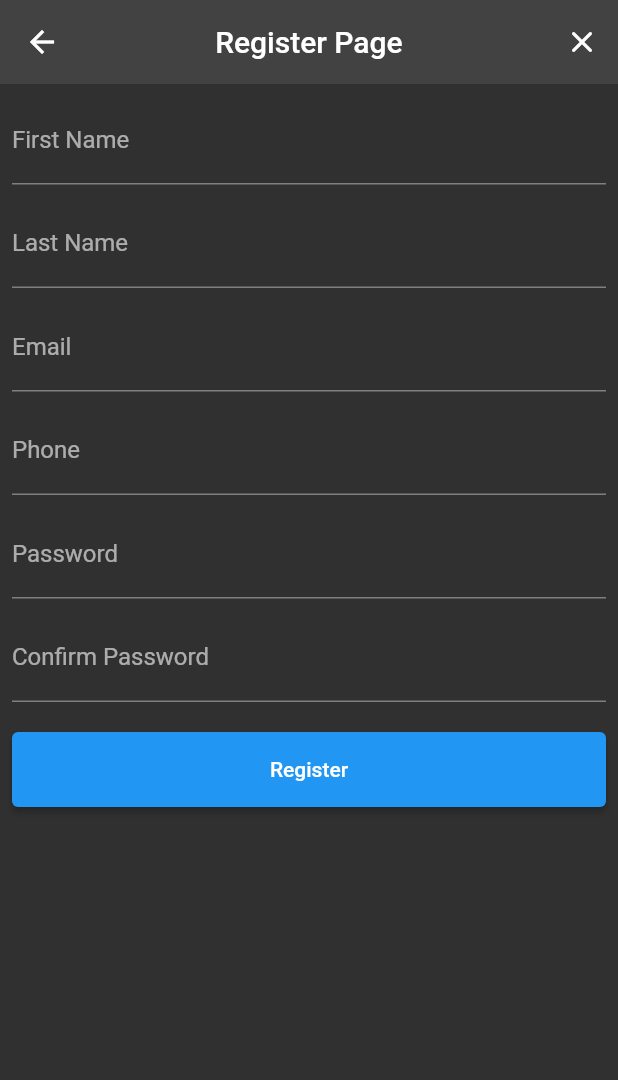
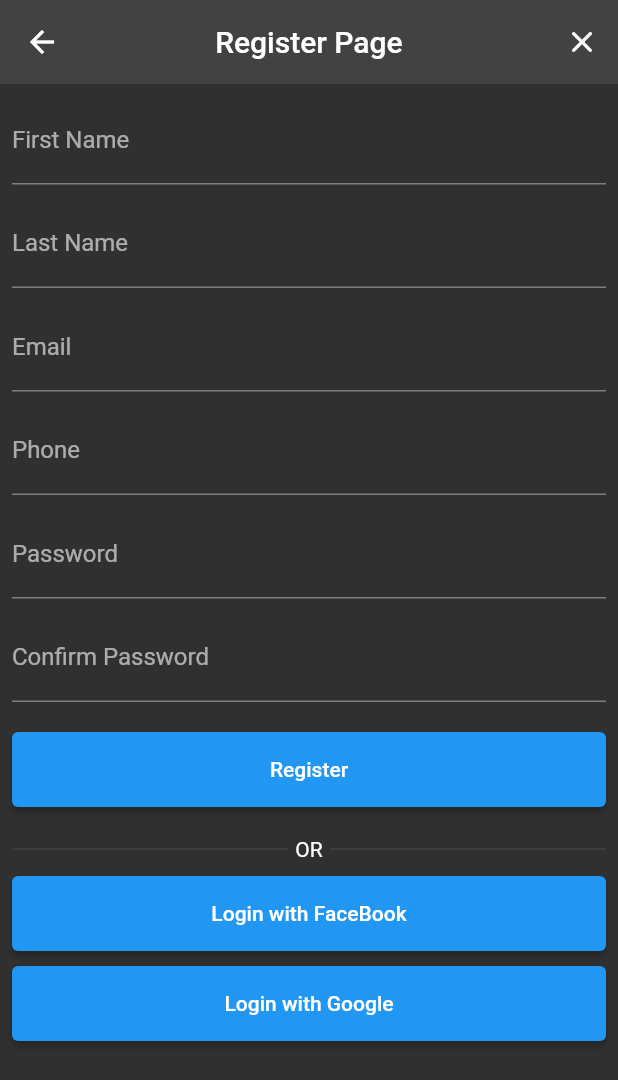
Before and after one commit to praveen1082/rentapp, a Flutter app: the RegisterPage screen opened directly, on a phone screen of 412 x 824 dp. Shown: the top 1080 px of the screen. Run offline on Flutter 3.47's test engine with Material 2 defaults, Android fonts, the phone set to English and light mode, and no system bars.

Commit message:
Some issues and UI resolved and developed

```diff
--- a/lib/constants.dart
+++ b/lib/constants.dart
@@ -21,6 +21,8 @@ class Constants {
   static const registerButtonText = Text('Sign Up!');
   static const loginFaceBookButtonText = Text('Login with FaceBook');
   static const loginGoogleButtonText = Text('Login with Google');
+  static const registernFaceBookButtonText = Text('Sign-up with FaceBook');
+  static const registerGoogleButtonText = Text('Sign-up with Google');
   static const loginoptionText = Text('OR');
   static const loginQuestionText = Text("Haven't sign up yet?");
   static const centerappbarTitle = true;
--- a/lib/registerpage.dart
+++ b/lib/registerpage.dart
@@ -42,6 +42,21 @@ class _RegisterPageState extends State<RegisterPage> {
               Constants.confirmPasswordLabelRegisterPage),
           Constants.bigSizedBoxHorizontal,
           Constants.customButton(Constants.registerbuttonlabel),
+          Constants.bigSizedBoxHorizontal,
+          Row(
+            children: const [
+              Expanded(child: Constants.divider),
+              Constants.smallSizedBoxVertical,
+              Constants.loginoptionText,
+              Constants.smallSizedBoxVertical,
+              Expanded(child: Constants.divider),
+            ],
+          ),
+          Constants.smallSizedBoxHorizontal,
+          Constants.customButton(Constants.loginFaceBookButtonText),
+          Constants.smallSizedBoxHorizontal,
+          Constants.customButton(Constants.loginGoogleButtonText),
+          Constants.smallSizedBoxHorizontal,
         ],
       ),
     );
```
